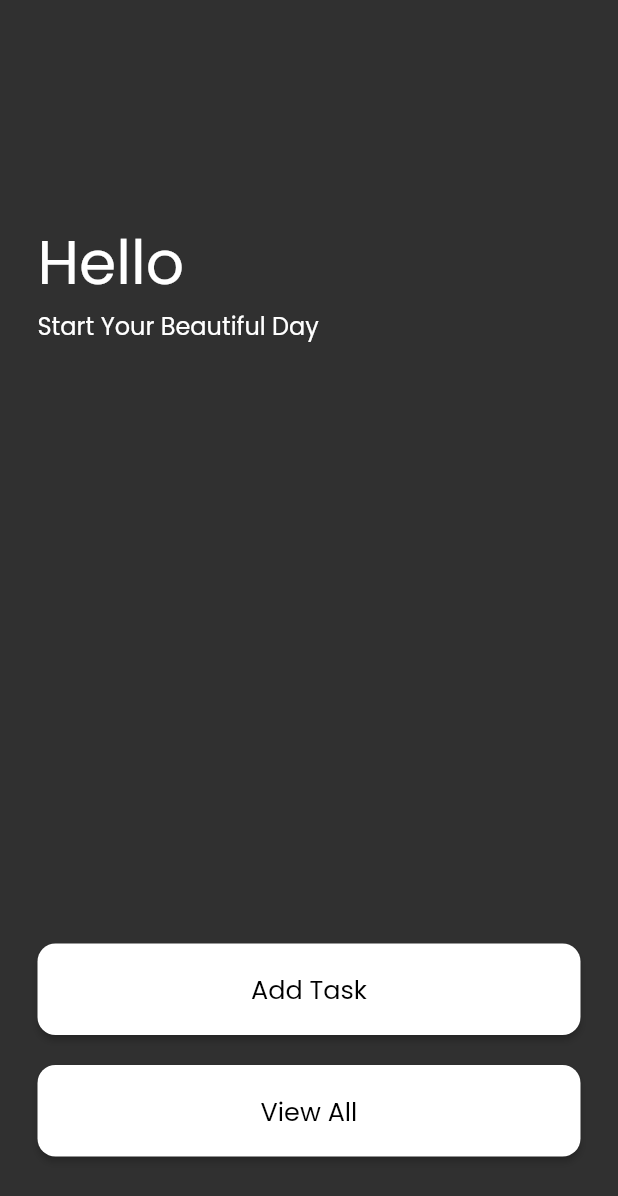
After one commit to Dhruvin1699/TodoCrudAPi, a Flutter app: the screen it shows after launch, on a phone screen of 412 x 824 dp. The commit adds this screen. Shown: the top 1196 px of the screen. Run offline on Flutter 3.47's test engine with Material 2 defaults, Android fonts, the light colour scheme and no system bars; our stand-ins replace flutter_local_notifications, permission_handler.

```diff
--- a/lib/main.dart
+++ b/lib/main.dart
@@ -1,5 +1,6 @@
 import 'package:flutter/material.dart';
 import 'package:todoapidemo/screens/add_page.dart';
+import 'package:todoapidemo/screens/create.dart';
 import 'package:todoapidemo/screens/home.dart';
 import 'package:todoapidemo/screens/splash.dart';
 import 'package:todoapidemo/utils/notification.dart';
@@ -20,7 +21,9 @@ class MyApp extends StatelessWidget {
 debugShowCheckedModeBanner: false,
 theme: ThemeData.dark(),
         routes: {
-          '/': (context) => SplashScreen(), // Task screen route
+          '/': (context) => SplashScreen(),
+          '/open': (context) => CustomScreen(),
+          // Task screen route
           '/home': (context) => TodoListPage(),
           '/todo':(context) => AddTodoPage()// Home screen route
         },
--- a/lib/screens/add_page.dart
+++ b/lib/screens/add_page.dart
@@ -290,7 +290,10 @@ class _AddTodoPageState extends State<AddTodoPage> {
   Widget build(BuildContext context) {
     return Scaffold(
       appBar: AppBar(
-        title: Text(isEdit ? 'Edit Todo' : 'Add Todo',style: TextStyle(fontFamily: 'Poppins'),),
+        title: Padding(
+          padding: const EdgeInsets.all(99.0),
+          child: Text(isEdit ? 'Edit Todo' : 'Add Todo',style: TextStyle(fontFamily: 'Poppins'),),
+        ),
       ),
       body: GestureDetector(
         onTap: () {
@@ -304,6 +307,9 @@ class _AddTodoPageState extends State<AddTodoPage> {
             child: ListView(
               children: [
                 TextFormField(
+                  onTap: () {
+                    FocusScope.of(context).unfocus();
+                  },
                   textCapitalization: TextCapitalization.sentences,
                   controller: titleController,
                   validator: (value) {
@@ -331,6 +337,9 @@ class _AddTodoPageState extends State<AddTodoPage> {
                 ),
                 SizedBox(height: 12),
                 TextFormField(
+                  onTap: () {
+                    FocusScope.of(context).unfocus();
+                  },
                   textCapitalization: TextCapitalization.sentences,
                   controller: descriptionController,
                   validator: (value) {
--- /dev/null
+++ b/lib/screens/create.dart
@@ -0,0 +1,89 @@
+import 'package:flutter/material.dart';
+
+class CustomScreen extends StatelessWidget {
+  @override
+  Widget build(BuildContext context) {
+    return Scaffold(
+      body: Container(
+        width: double.maxFinite,
+        // color: Colors.lightBlue, // Set your desired background color here
+        child: Padding(
+          padding: const EdgeInsets.all(25.0),
+          child: Column(
+            crossAxisAlignment: CrossAxisAlignment.start,
+            children: [
+              Padding(
+                padding: const EdgeInsets.only(top: 120.0),
+                child: Text(
+                  'Hello',
+                  style: TextStyle(fontSize: 40, color: Colors.white, fontFamily: 'Poppins'),
+                ),
+              ),
+              Text(
+                'Start Your Beautiful Day',
+                style: TextStyle(fontSize: 16, color: Colors.white, fontFamily: 'Poppins'),
+              ),
+              SizedBox(height: 400), // Add spacing between the texts and buttons
+              Row(
+                children: [
+                  Expanded(
+                    child: ElevatedButton(
+                      onPressed: (){
+                        Navigator.pushNamed(context, '/todo');
+                      },
+                      style: ButtonStyle(
+                        backgroundColor: MaterialStateProperty.all<Color>(Colors.white),
+                        foregroundColor: MaterialStateProperty.all<Color>(Colors.black),
+                        padding: MaterialStateProperty.all<EdgeInsetsGeometry>(
+                          EdgeInsets.all(18.0),
+                        ),
+                        shape: MaterialStateProperty.all<RoundedRectangleBorder>(
+                          RoundedRectangleBorder(
+                            borderRadius: BorderRadius.circular(12.0),
+                          ),
+                        ),
+                      ),
+                      child: Text( 'Add Task',style: TextStyle(fontFamily: 'Poppins',fontSize: 17)),
+                    ),
+                  ),
+                ],
+              ),
+              SizedBox(height: 20), // Add spacing between the buttons
+              Row(
+                children: [
+                  Expanded(
+                    child: ElevatedButton(
+                      onPressed: (){
+                        Navigator.pushNamed(context, '/home');
+                      },
+                      style: ButtonStyle(
+                        backgroundColor: MaterialStateProperty.all<Color>(Colors.white),
+                        foregroundColor: MaterialStateProperty.all<Color>(Colors.black),
+                        padding: MaterialStateProperty.all<EdgeInsetsGeometry>(
+                          EdgeInsets.all(18.0),
+                        ),
+                        shape: MaterialStateProperty.all<RoundedRectangleBorder>(
+                          RoundedRectangleBorder(
+                            borderRadius: BorderRadius.circular(12.0),
+                          ),
+                        ),
+                      ),
+                      child: Text( 'View All',style: TextStyle(fontFamily: 'Poppins',fontSize: 17)),
+                    ),
+                  ),
+                ],
+              ),
+            ],
+          ),
+        ),
+      ),
+    );
+  }
+}
+
+void main() {
+  runApp(MaterialApp(
+    home: CustomScreen(),
+    debugShowCheckedModeBanner: false, // Hide debug banner
+  ));
+}
--- a/lib/screens/home.dart
+++ b/lib/screens/home.dart
@@ -27,7 +27,10 @@ class _TodoListPageState extends State<TodoListPage> {
     return Scaffold(
       appBar: AppBar(
         elevation: 0,
-        title: Center(child: Text('Todo List',style: TextStyle(fontFamily: 'Poppins',fontWeight: FontWeight.w500),)),
+        title: Padding(
+          padding: const EdgeInsets.all(100.0),
+          child: Text('Todo List',style: TextStyle(fontFamily: 'Poppins',fontWeight: FontWeight.w500),),
+        ),
       ),
       body: Padding(
         padding: const EdgeInsets.all(10.0),
@@ -72,6 +75,7 @@ class _TodoListPageState extends State<TodoListPage> {
         ),
       ),
       floatingActionButton: FloatingActionButton(
+        backgroundColor: Colors.white38,
         onPressed: navigateTodoAddPage,
      child: Icon(Icons.add),// Specify the icon you want to use
       ),
--- a/lib/screens/splash.dart
+++ b/lib/screens/splash.dart
@@ -1,4 +1,5 @@
 import 'package:flutter/material.dart';
+import 'package:todoapidemo/screens/create.dart';
 import 'package:todoapidemo/screens/home.dart';
 
 
@@ -13,7 +14,7 @@ class SplashScreen extends StatelessWidget {
       Navigator.of(context).pushReplacement(
         MaterialPageRoute(builder: (context) {
           // Replace 'NextScreen' with the screen you want to navigate to.
-          return TodoListPage();
+          return CustomScreen();
         }),
       );
     });
```
Also changed, not shown: 41 other files.
